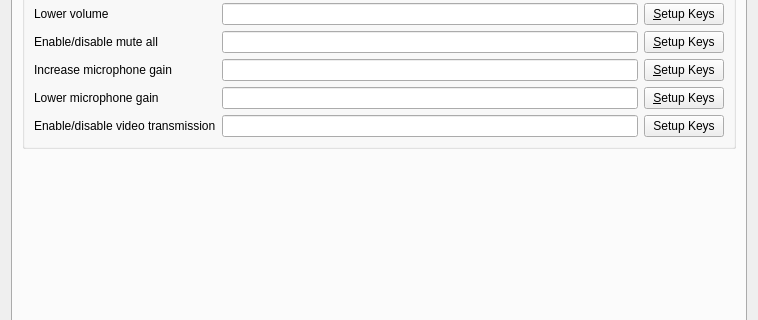
Old version of the form Client/qtTeamTalk/preferences.ui in the repository BearWare/TeamTalk5; both pictures show x 0 to 758 and y 128 to 448 of the 758 by 621 pixel window.
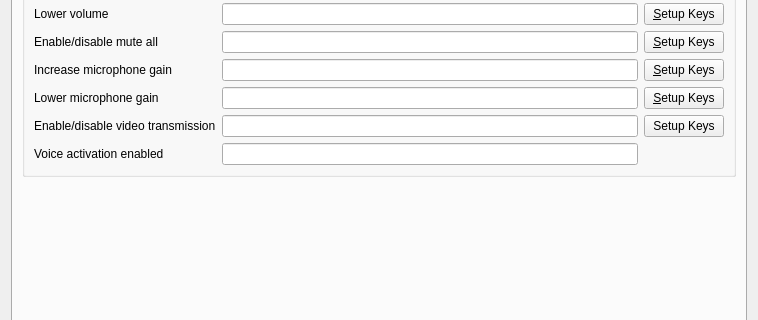
New version of the form. The open tabs and pages were chosen to show the change. Icons and pictures are not drawn.

```diff
--- a/Client/qtTeamTalk/preferences.ui
+++ b/Client/qtTeamTalk/preferences.ui
@@ -1497,6 +1497,23 @@
               </property>
              </widget>
             </item>
+            <item row="20" column="0">
+             <widget class="QLabel" name="label_925">
+              <property name="text">
+               <string>Voice activation enabled</string>
+              </property>
+              <property name="buddy">
+               <cstring>voiceactonEdit</cstring>
+              </property>
+             </widget>
+            </item>
+            <item row="20" column="1">
+             <widget class="QLineEdit" name="voiceactonEdit">
+              <property name="readOnly">
+               <bool>true</bool>
+              </property>
+             </widget>
+            </item>
             <item row="0" column="2">
              <widget class="QPushButton" name="voiceactButton">
               <property name="text">
```
Left out of the diff: 11 changed lines with no effect on the pictures.
